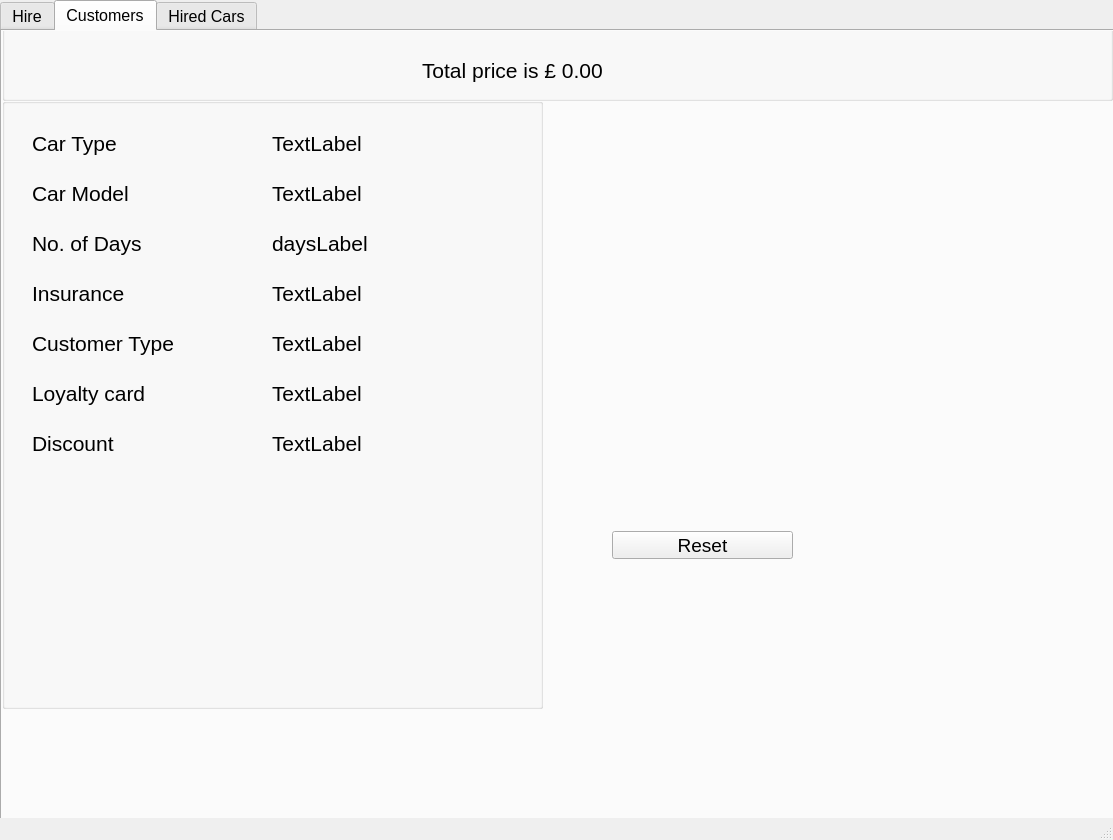
Qt form Desing_1.ui (cristian341/Booking) before a commit.
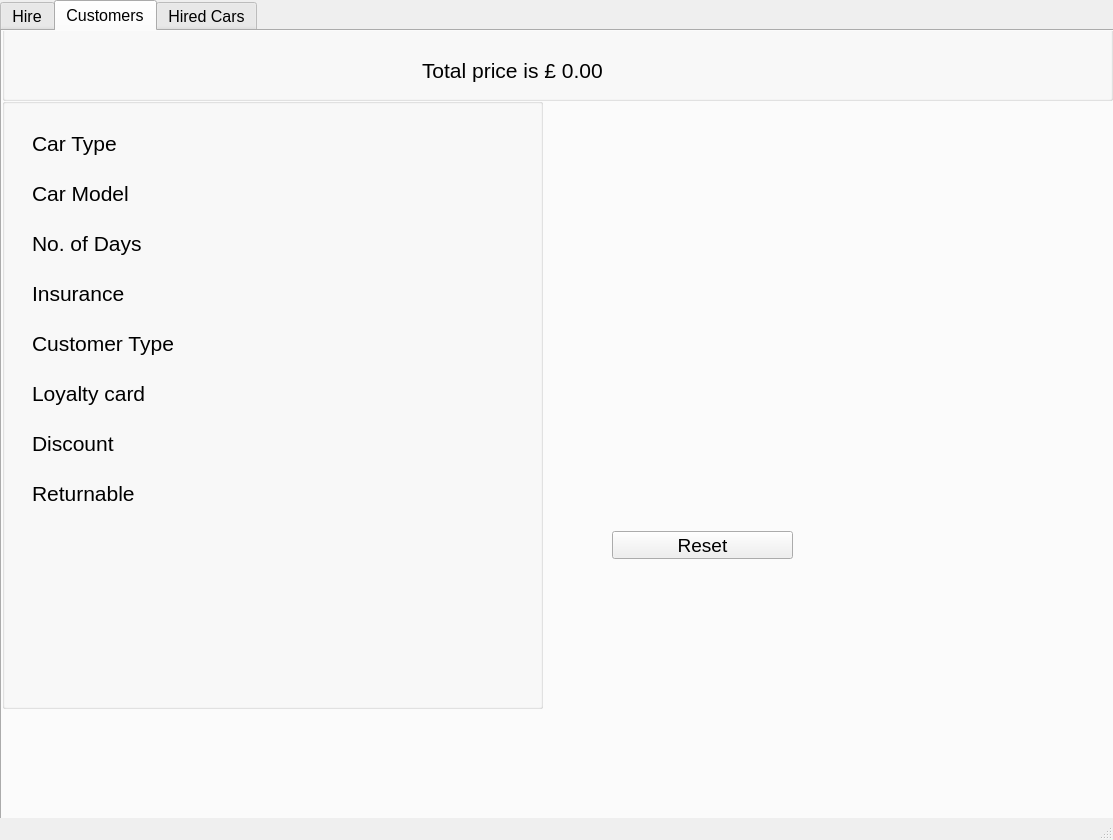
The same form after that commit. The open tabs and pages were chosen to show the change.

The edit to the form file:
```diff
--- a/Desing_1.ui
+++ b/Desing_1.ui
@@ -822,7 +822,7 @@
         </rect>
        </property>
        <property name="text">
-        <string>TextLabel</string>
+        <string/>
        </property>
       </widget>
       <widget class="QLabel" name="label_5">
@@ -848,7 +848,7 @@
         </rect>
        </property>
        <property name="text">
-        <string>TextLabel</string>
+        <string/>
        </property>
       </widget>
       <widget class="QLabel" name="label_9">
@@ -887,7 +887,7 @@
         </rect>
        </property>
        <property name="text">
-        <string>TextLabel</string>
+        <string/>
        </property>
       </widget>
       <widget class="QLabel" name="label_6">
@@ -913,7 +913,7 @@
         </rect>
        </property>
        <property name="text">
-        <string>daysLabel</string>
+        <string/>
        </property>
       </widget>
       <widget class="QLabel" name="label_7">
@@ -939,7 +939,7 @@
         </rect>
        </property>
        <property name="text">
-        <string>TextLabel</string>
+        <string/>
        </property>
       </widget>
       <widget class="QLabel" name="label_4">
@@ -965,7 +965,7 @@
         </rect>
        </property>
        <property name="text">
-        <string>TextLabel</string>
+        <string/>
        </property>
       </widget>
       <widget class="QLabel" name="loyaltyCardType_2">
@@ -978,7 +978,33 @@
         </rect>
        </property>
        <property name="text">
-        <string>TextLabel</string>
+        <string/>
+       </property>
+      </widget>
+      <widget class="QLabel" name="returnableLabel">
+       <property name="geometry">
+        <rect>
+         <x>270</x>
+         <y>380</y>
+         <width>121</width>
+         <height>31</height>
+        </rect>
+       </property>
+       <property name="text">
+        <string/>
+       </property>
+      </widget>
+      <widget class="QLabel" name="insuranceTypeLabel_3">
+       <property name="geometry">
+        <rect>
+         <x>30</x>
+         <y>380</y>
+         <width>141</width>
+         <height>31</height>
+        </rect>
+       </property>
+       <property name="text">
+        <string>Returnable</string>
        </property>
       </widget>
      </widget>
```
Left out of the diff: 16 changed lines with no effect on the pictures.
